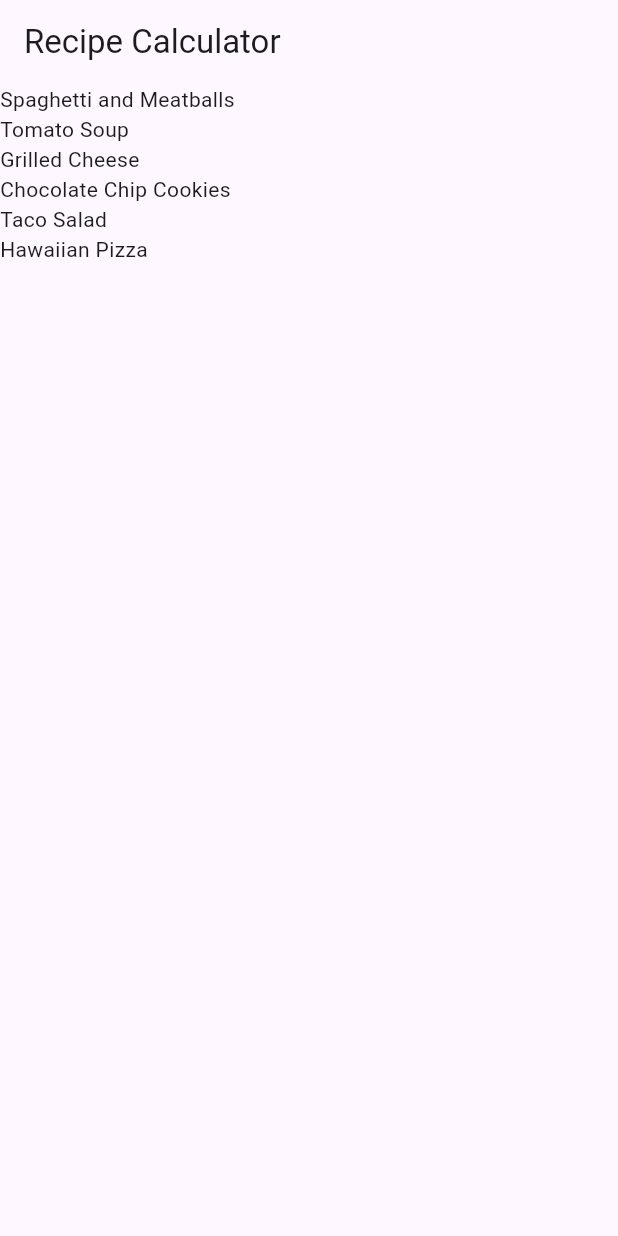
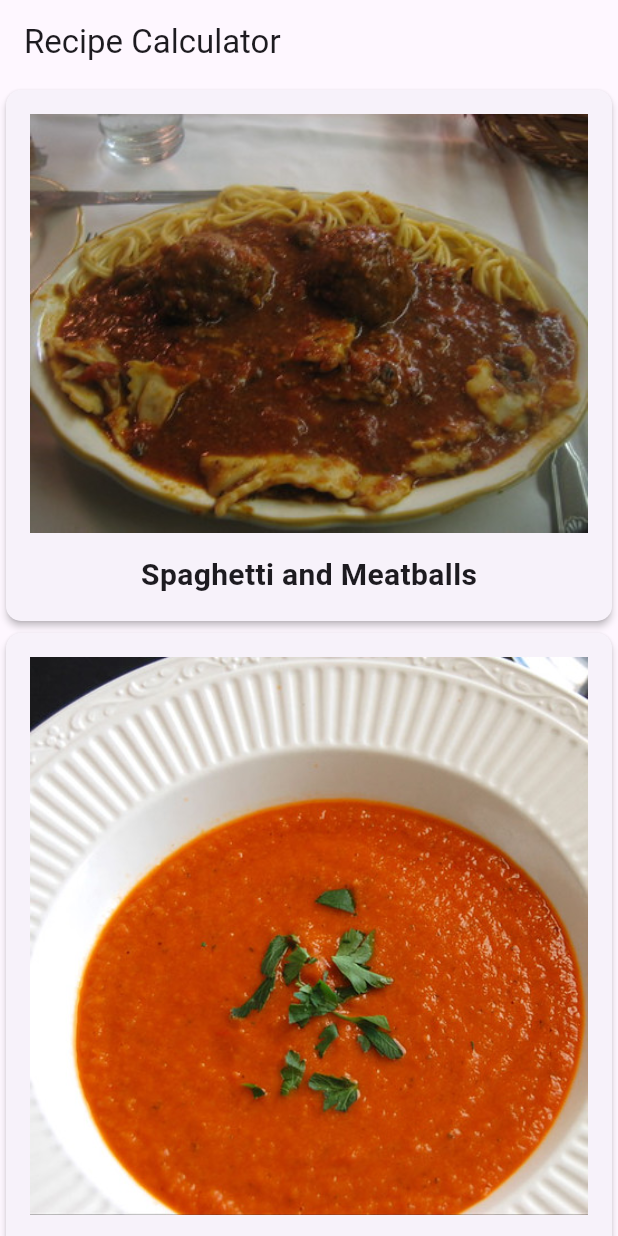
Before and after one commit to Seungmoky/FlutterStudy, a Flutter app: the screen it shows after launch, on a phone screen of 412 x 824 dp. Run offline on Flutter 3.47's test engine with Material 3 defaults, Android fonts, the phone set to English and light mode, and no system bars; Roboto replaces fonts that are missing (Palatino).

Commit message:
chapter2: Hello, Flutter

```diff
--- a/lib/main.dart
+++ b/lib/main.dart
@@ -1,5 +1,6 @@
 import 'package:flutter/material.dart';
 import 'recipe.dart';
+import 'recipe_detail.dart';
 
 void main() {
   runApp(const RecipeApp());
@@ -58,7 +59,24 @@ class _MyHomePageState extends State<MyHomePage> {
           itemBuilder: (BuildContext context, int index) {
             // 7
             // TODO: Update to return Recipe card
-            return Text(Recipe.samples[index].label);
+            return GestureDetector(
+              // 8
+              onTap: () {
+                // 9
+                Navigator.push(
+                  context,
+                  MaterialPageRoute(
+                    builder: (context) {
+                      // 10
+                      // TODO: Replace return with return RecipeDetail()
+                      return RecipeDetail(recipe: Recipe.samples[index]);
+                    },
+                  ),
+                );
+              },
+              // 11
+              child: buildRecipeCard(Recipe.samples[index]),
+            );
           },
         ),
         // child: Container(),
@@ -68,17 +86,33 @@ class _MyHomePageState extends State<MyHomePage> {
 
   // TODO: Add buildRecipeCard() here
   Widget buildRecipeCard(Recipe recipe) {
-    // 1
     return Card(
+      // 1
+      elevation: 2.0,
       // 2
-      child: Column(
-        // 3
-        children: <Widget>[
-          // 4
-          Image(image: AssetImage(recipe.imageUrl)),
-          // 5
-          Text(recipe.label),
-        ],
+      shape: RoundedRectangleBorder(borderRadius: BorderRadius.circular(10.0)),
+      // 3
+      child: Padding(
+        padding: const EdgeInsets.all(16.0),
+        // 4
+        child: Column(
+          children: <Widget>[
+            Image(image: AssetImage(recipe.imageUrl)),
+            // 5
+            const SizedBox(
+              height: 14.0,
+            ),
+            // 6
+            Text(
+              recipe.label,
+              style: const TextStyle(
+                fontSize: 20.0,
+                fontWeight: FontWeight.w700,
+                fontFamily: 'Palatino',
+              ),
+            )
+          ],
+        ),
       ),
     );
   }
--- a/lib/recipe.dart
+++ b/lib/recipe.dart
@@ -1,36 +1,149 @@
 class Recipe {
   String label;
   String imageUrl;
-  // TODO: Add servings and ingredients here
+  int servings;
+  List<Ingredient> ingredients;
+
   Recipe(
     this.label,
     this.imageUrl,
+    this.servings,
+    this.ingredients,
   );
+
   static List<Recipe> samples = [
     Recipe(
       'Spaghetti and Meatballs',
       'assets/2126711929_ef763de2b3_w.jpg',
+      4,
+      [
+        Ingredient(
+          1,
+          'box',
+          'Spaghetti',
+        ),
+        Ingredient(
+          4,
+          '',
+          'Frozen Meatballs',
+        ),
+        Ingredient(
+          0.5,
+          'jar',
+          'sauce',
+        ),
+      ],
     ),
     Recipe(
       'Tomato Soup',
       'assets/27729023535_a57606c1be.jpg',
+      2,
+      [
+        Ingredient(
+          1,
+          'can',
+          'Tomato Soup',
+        ),
+      ],
     ),
     Recipe(
       'Grilled Cheese',
       'assets/3187380632_5056654a19_b.jpg',
+      1,
+      [
+        Ingredient(
+          2,
+          'slices',
+          'Cheese',
+        ),
+        Ingredient(
+          2,
+          'slices',
+          'Bread',
+        ),
+      ],
     ),
     Recipe(
       'Chocolate Chip Cookies',
       'assets/15992102771_b92f4cc00a_b.jpg',
+      24,
+      [
+        Ingredient(
+          4,
+          'cups',
+          'flour',
+        ),
+        Ingredient(
+          2,
+          'cups',
+          'sugar',
+        ),
+        Ingredient(
+          0.5,
+          'cups',
+          'chocolate chips',
+        ),
+      ],
     ),
     Recipe(
       'Taco Salad',
       'assets/8533381643_a31a99e8a6_c.jpg',
+      1,
+      [
+        Ingredient(
+          4,
+          'oz',
+          'nachos',
+        ),
+        Ingredient(
+          3,
+          'oz',
+          'taco meat',
+        ),
+        Ingredient(
+          0.5,
+          'cup',
+          'cheese',
+        ),
+        Ingredient(
+          0.25,
+          'cup',
+          'chopped tomatoes',
+        ),
+      ],
     ),
     Recipe(
       'Hawaiian Pizza',
       'assets/15452035777_294cefced5_c.jpg',
+      4,
+      [
+        Ingredient(
+          1,
+          'item',
+          'pizza',
+        ),
+        Ingredient(
+          1,
+          'cup',
+          'pineapple',
+        ),
+        Ingredient(
+          8,
+          'oz',
+          'ham',
+        ),
+      ],
     ),
   ];
 }
-// TODO: Add Ingredient() here
+
+class Ingredient {
+  double quantity;
+  String measure;
+  String name;
+  Ingredient(
+    this.quantity,
+    this.measure,
+    this.name,
+  );
+}
```
Also changed, not shown: lib/recipe_detail.dart (added, +87 -0 lines), assets/15452035777_294cefced5_c.jpg (added), assets/15992102771_b92f4cc00a_b.jpg (added), assets/2126711929_ef763de2b3_w.jpg (added), assets/27729023535_a57606c1be.jpg (added), assets/3187380632_5056654a19_b.jpg (added), assets/8533381643_a31a99e8a6_c.jpg (added).
